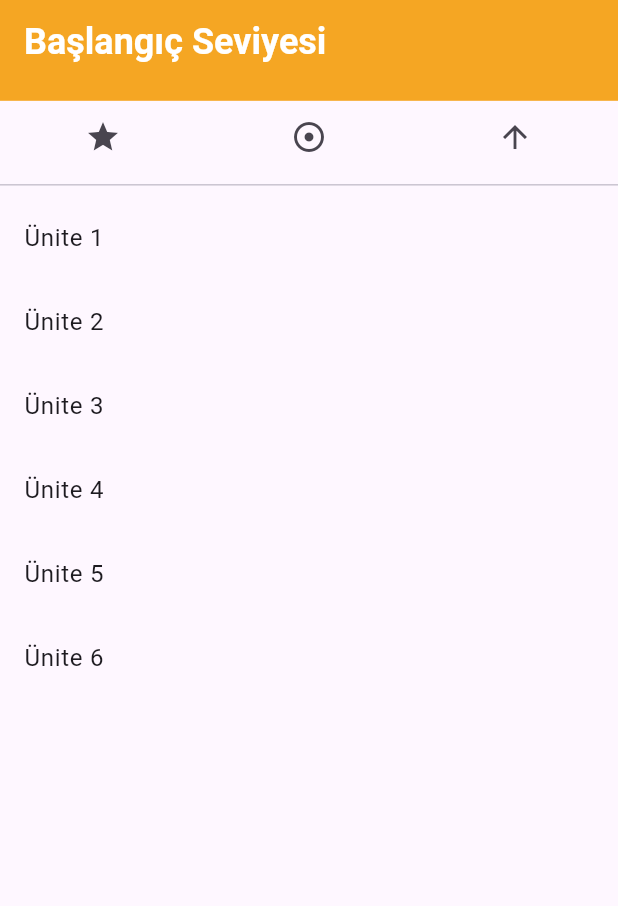
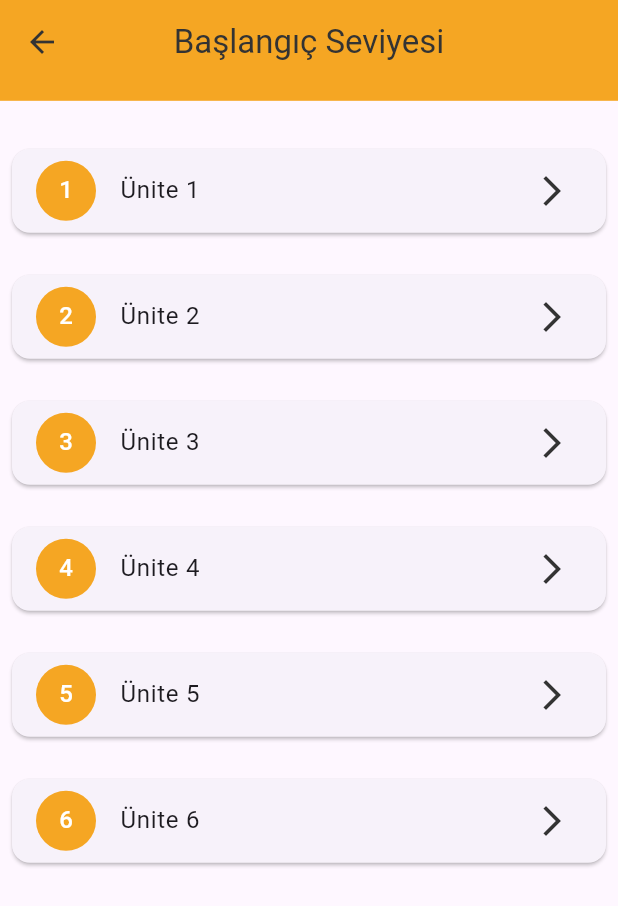
Before and after one commit to selinguz/prepWords, a Flutter app: the screen it shows after launch, after a tap on "Giriş Yap", after a tap on the "arrow forward" icon, on a phone screen of 412 x 824 dp. Shown: the top 906 px of the screen. Run offline on Flutter 3.47's test engine with Material 3 defaults, Android fonts, the phone set to English and light mode, and no system bars; our stand-ins replace auto_size_text, cloud_firestore, firebase_core; accounts and stored records are empty.

Commit message:
levels page tasarlandı

```diff
--- a/lib/components/custom_appbar.dart
+++ b/lib/components/custom_appbar.dart
@@ -1,28 +1,38 @@
 import 'package:flutter/material.dart';
+import 'package:flutter/services.dart';
 import 'package:prep_words/consts.dart';
 
-class CustomAppBar extends StatefulWidget implements PreferredSizeWidget {
+class CustomAppBar extends StatelessWidget implements PreferredSizeWidget {
   final String title;
-  const CustomAppBar({super.key, required this.title});
+  final bool showBackButton;
+
+  const CustomAppBar({
+    super.key,
+    required this.title,
+    this.showBackButton = false,
+  });
 
   @override
-  State<CustomAppBar> createState() => _CustomAppBarState();
+  Widget build(BuildContext context) {
+    return AppBar(
+      leading: showBackButton
+          ? IconButton(
+              icon: Icon(Icons.arrow_back, color: textGreyColor),
+              onPressed: () => Navigator.pushReplacementNamed(context, '/home'),
+            )
+          : null,
+      title: Text(
+        title,
+        style: TextStyle(color: textGreyColor),
+      ),
+      backgroundColor: primary,
+      elevation: 0,
+      centerTitle: true,
+      iconTheme: IconThemeData(color: textGreyColor),
+      systemOverlayStyle: SystemUiOverlayStyle.dark,
+    );
+  }
 
   @override
   Size get preferredSize => Size.fromHeight(kToolbarHeight * 1.2);
 }
-
-class _CustomAppBarState extends State<CustomAppBar> {
-  @override
-  Widget build(BuildContext context) {
-    return AppBar(
-      title: Text(
-        widget.title,
-        style: TextStyle(
-            color: textWhiteColor, fontSize: 24, fontWeight: FontWeight.bold),
-      ),
-      backgroundColor: primary,
-      iconTheme: IconThemeData(color: textWhiteColor, size: 30.0),
-    );
-  }
-}
--- a/lib/main.dart
+++ b/lib/main.dart
@@ -22,16 +22,38 @@ class MyApp extends StatelessWidget {
   Widget build(BuildContext context) {
     return MaterialApp(
       initialRoute: '/',
-      routes: {
-        '/': (context) => SplashScreen(),
-        '/signin': (context) => SignInPage(),
-        '/signup': (context) => SignUpPage(),
-        '/words': (context) => WordsPage(),
-        '/categories': (context) => CategoryPage(),
-        '/home': (context) => HomePage(),
-        '/levels': (context) => LevelsPage(
-              selectedLevel: "Başlangıç",
+      onGenerateRoute: (settings) {
+        if (settings.name == '/levels') {
+          final args = settings.arguments as Map<String, dynamic>;
+          return MaterialPageRoute(
+            builder: (context) => LevelsPage(
+              level: args['level'],
+              levelName: args['levelName'],
+              unitCount: args['unitCount'],
             ),
+          );
+        }
+        // Diğer rotalar için normal routes map'ini kullan
+        return MaterialPageRoute(
+          builder: (context) {
+            switch (settings.name) {
+              case '/':
+                return SplashScreen();
+              case '/signin':
+                return SignInPage();
+              case '/signup':
+                return SignUpPage();
+              case '/words':
+                return WordsPage();
+              case '/categories':
+                return CategoryPage();
+              case '/home':
+                return HomePage();
+              default:
+                return SplashScreen();
+            }
+          },
+        );
       },
     );
   }
--- a/lib/pages/home_page.dart
+++ b/lib/pages/home_page.dart
@@ -258,7 +258,15 @@ class levelRows extends StatelessWidget {
         Spacer(),
         IconButton(
           onPressed: () {
-            Navigator.pushReplacementNamed(context, '/levels');
+            Navigator.pushReplacementNamed(
+              context,
+              '/levels',
+              arguments: {
+                'level': levelNumber,
+                'levelName': levelName,
+                'unitCount': unitNumber,
+              },
+            );
           },
           icon: Icon(
             Icons.arrow_forward,
--- a/lib/pages/levels_page.dart
+++ b/lib/pages/levels_page.dart
@@ -1,87 +1,60 @@
 import 'package:flutter/material.dart';
 import 'package:prep_words/components/custom_appbar.dart';
+import 'package:prep_words/consts.dart';
 
 class LevelsPage extends StatefulWidget {
-  final String selectedLevel;
+  final int level;
+  final String levelName;
+  final int unitCount;
 
-  const LevelsPage({super.key, required this.selectedLevel});
+  const LevelsPage({
+    super.key,
+    required this.level,
+    required this.levelName,
+    required this.unitCount,
+  });
 
   @override
   State<LevelsPage> createState() => _LevelsPageState();
 }
 
 class _LevelsPageState extends State<LevelsPage> {
-  List<String> unitNames = [
-    "Ünite 1",
-    "Ünite 2",
-    "Ünite 3",
-    "Ünite 4",
-    "Ünite 5",
-    "Ünite 6"
-  ];
+  late List<String> unitNames;
 
-  String selectedLevel = "Başlangıç";
-
-  void updateLevel(String level) {
-    setState(() {
-      this.selectedLevel = level;
-      if (level == "Başlangıç") {
-        unitNames = [
-          "Ünite 1",
-          "Ünite 2",
-          "Ünite 3",
-          "Ünite 4",
-          "Ünite 5",
-          "Ünite 6"
-        ];
-      } else if (level == "Orta") {
-        unitNames = List.generate(22, (index) => "Ünite ${index + 1}");
-      } else if (level == "İleri") {
-        unitNames = List.generate(20, (index) => "Ünite ${index + 1}");
-      }
-    });
+  @override
+  void initState() {
+    super.initState();
+    unitNames =
+        List.generate(widget.unitCount, (index) => 'Ünite ${index + 1}');
   }
 
   @override
   Widget build(BuildContext context) {
     return Scaffold(
-      appBar: CustomAppBar(title: '$selectedLevel Seviyesi'),
-      body: Column(
-        children: [
-          Row(
-            mainAxisAlignment: MainAxisAlignment.spaceAround,
-            children: [
-              IconButton(
-                icon: Icon(Icons.star),
-                onPressed: () => updateLevel("Başlangıç"),
+      appBar: CustomAppBar(
+        title: widget.levelName,
+        showBackButton: true,
+      ),
+      body: ListView.builder(
+        padding: const EdgeInsets.symmetric(vertical: 18.0),
+        itemCount: unitNames.length,
+        itemBuilder: (context, index) {
+          return Card(
+            margin: const EdgeInsets.symmetric(vertical: 14, horizontal: 8),
+            child: ListTile(
+              leading: CircleAvatar(
+                backgroundColor: primary,
+                child: Text(
+                  '${index + 1}',
+                  style: TextStyle(color: textWhiteColor),
+                ),
               ),
-              IconButton(
-                icon: Icon(Icons.adjust),
-                onPressed: () => updateLevel("Orta"),
-              ),
-              IconButton(
-                icon: Icon(Icons.arrow_upward),
-                onPressed: () => updateLevel("İleri"),
-              ),
-            ],
-          ),
-          Divider(),
-          // Ünitelere ait liste.
-          Expanded(
-            child: ListView.builder(
-              itemCount: unitNames.length,
-              itemBuilder: (context, index) {
-                return ListTile(
-                  title: Text(unitNames[index]),
-                  onTap: () {
-                    // Tıklanabilir ünite.
-                    print("${unitNames[index]} seçildi.");
-                  },
-                );
-              },
+              title: Text(unitNames[index]),
+              trailing: Icon(Icons.arrow_forward_ios, color: textGreyColor),
+              onTap: () {},
             ),
-          ),
-        ],
+          );
+        },
       ),
     );
   }
```
